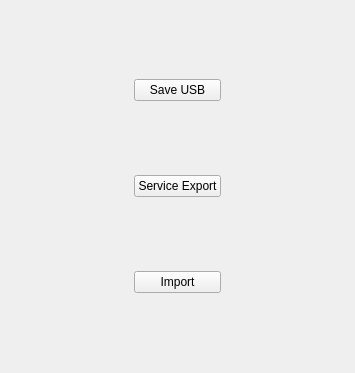
Above: HimalayaMain/Gui/Components/Settings/Forms/DataManagementWidget.ui from Liyezhong/Master before the change. Below: the same form after it.
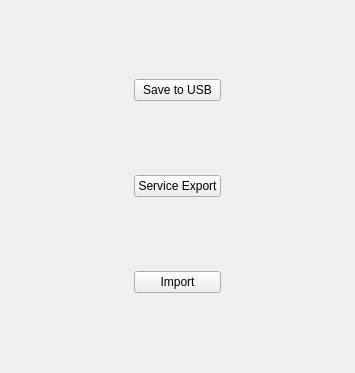
That is the form after the change.

What changed in the file:
```diff
--- a/HimalayaMain/Gui/Components/Settings/Forms/DataManagementWidget.ui
+++ b/HimalayaMain/Gui/Components/Settings/Forms/DataManagementWidget.ui
@@ -33,7 +33,7 @@
       <enum>Qt::NoFocus</enum>
      </property>
      <property name="text">
-      <string>Save USB</string>
+      <string>Save to USB</string>
      </property>
     </widget>
    </item>
```
